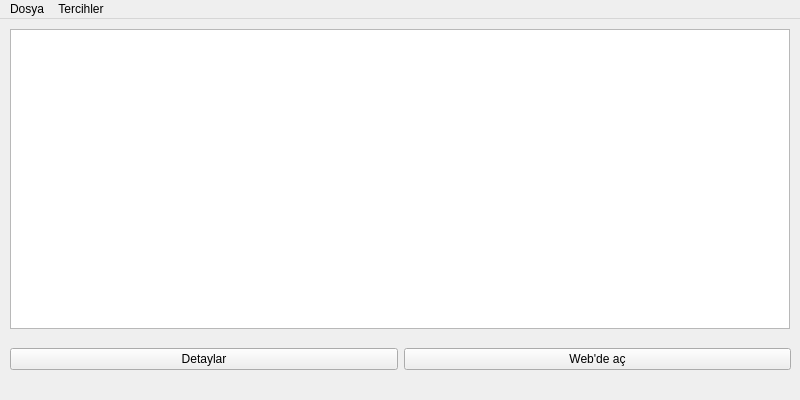
Old version of the form Python/Design/UrunlerWindow.ui in the repository Afkborn/price-tracker-with-GUI.
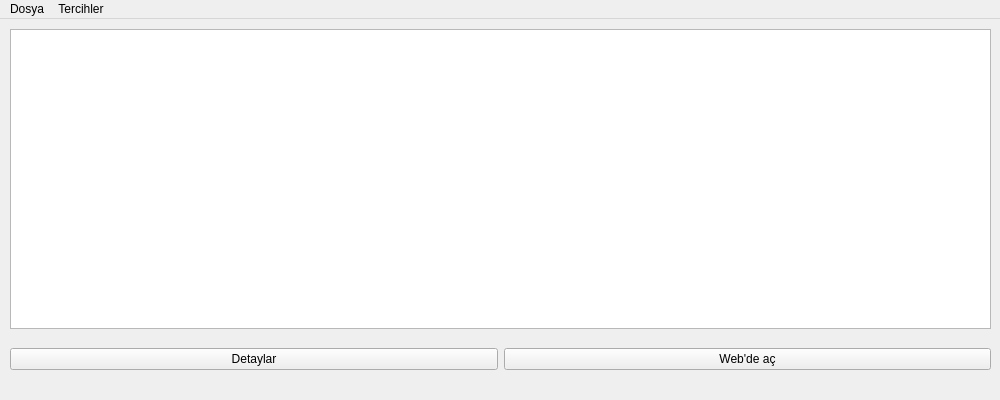
New version of the form.

```diff
--- a/Python/Design/UrunlerWindow.ui
+++ b/Python/Design/UrunlerWindow.ui
@@ -6,13 +6,13 @@
    <rect>
     <x>0</x>
     <y>0</y>
-    <width>800</width>
+    <width>1000</width>
     <height>400</height>
    </rect>
   </property>
   <property name="maximumSize">
    <size>
-    <width>800</width>
+    <width>1000</width>
     <height>400</height>
    </size>
   </property>
@@ -25,7 +25,7 @@
      <rect>
       <x>10</x>
       <y>320</y>
-      <width>781</width>
+      <width>981</width>
       <height>41</height>
      </rect>
     </property>
@@ -46,12 +46,12 @@
      </item>
     </layout>
    </widget>
-   <widget class="QListView" name="product_list_widget">
+   <widget class="QTableWidget" name="product_table_widget">
     <property name="geometry">
      <rect>
       <x>10</x>
       <y>10</y>
-      <width>780</width>
+      <width>981</width>
       <height>300</height>
      </rect>
     </property>
@@ -62,7 +62,7 @@
     <rect>
      <x>0</x>
      <y>0</y>
-     <width>800</width>
+     <width>1000</width>
      <height>21</height>
     </rect>
    </property>
```
Left out of the diff: 3 changed lines with no effect on the pictures.
